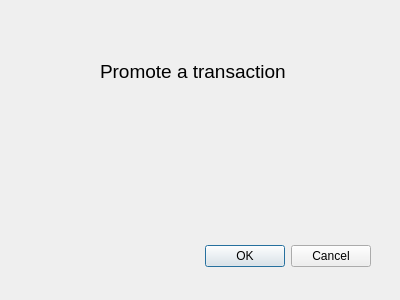
The window that widgets/promotereattachdialog.ui (joshirio/iota-cooler) describes before a commit, drawn with Qt 5.
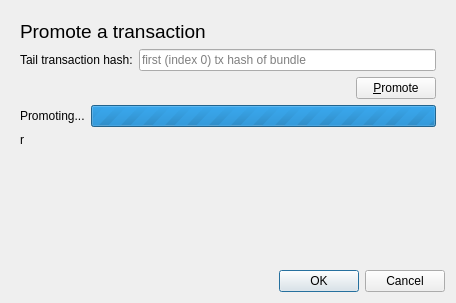
The same window after the commit.

What changed in the file:
```diff
--- a/widgets/promotereattachdialog.ui
+++ b/widgets/promotereattachdialog.ui
@@ -6,75 +6,153 @@
    <rect>
     <x>0</x>
     <y>0</y>
-    <width>400</width>
-    <height>300</height>
+    <width>456</width>
+    <height>303</height>
    </rect>
   </property>
   <property name="windowTitle">
    <string>Promote &amp; Reattach</string>
   </property>
-  <widget class="QDialogButtonBox" name="buttonBox">
-   <property name="geometry">
-    <rect>
-     <x>30</x>
-     <y>240</y>
-     <width>341</width>
-     <height>32</height>
-    </rect>
-   </property>
-   <property name="orientation">
-    <enum>Qt::Horizontal</enum>
-   </property>
-   <property name="standardButtons">
-    <set>QDialogButtonBox::Cancel|QDialogButtonBox::Ok</set>
-   </property>
-   <property name="centerButtons">
-    <bool>false</bool>
-   </property>
-  </widget>
-  <widget class="QStackedWidget" name="stackedWidget">
-   <property name="geometry">
-    <rect>
-     <x>60</x>
-     <y>20</y>
-     <width>281</width>
-     <height>161</height>
-    </rect>
-   </property>
-   <property name="currentIndex">
-    <number>0</number>
-   </property>
-   <widget class="QWidget" name="page">
-    <widget class="QLabel" name="label">
-     <property name="geometry">
-      <rect>
-       <x>40</x>
-       <y>40</y>
-       <width>201</width>
-       <height>19</height>
-      </rect>
+  <layout class="QVBoxLayout" name="verticalLayout_2">
+   <item>
+    <widget class="QStackedWidget" name="stackedWidget">
+     <property name="currentIndex">
+      <number>0</number>
      </property>
-     <property name="text">
-      <string>&lt;html&gt;&lt;head/&gt;&lt;body&gt;&lt;p&gt;&lt;span style=&quot; font-size:14pt;&quot;&gt;Promote a transaction&lt;/span&gt;&lt;/p&gt;&lt;/body&gt;&lt;/html&gt;</string>
-     </property>
+     <widget class="QWidget" name="page">
+      <layout class="QVBoxLayout" name="verticalLayout">
+       <item>
+        <widget class="QLabel" name="label">
+         <property name="text">
+          <string>&lt;html&gt;&lt;head/&gt;&lt;body&gt;&lt;p&gt;&lt;span style=&quot; font-size:14pt;&quot;&gt;Promote a transaction&lt;/span&gt;&lt;/p&gt;&lt;/body&gt;&lt;/html&gt;</string>
+         </property>
+        </widget>
+       </item>
+       <item>
+        <layout class="QHBoxLayout" name="horizontalLayout">
+         <item>
+          <widget class="QLabel" name="tailTxHashLabel">
+           <property name="toolTip">
+            <string>The &lt;b&gt;tail transaction&lt;/b&gt; is the first transaction (at index 0) of a bundle.&lt;br /&gt;
+Please enter the hash of the first transaction in order to promote the bundle with all its transactions.&lt;br /&gt;
+To find the tail transaction use a tangle explorer like thetangle.org &lt;br /&gt;
+or visit the IOTAcooler wiki on GitHub for examples.</string>
+           </property>
+           <property name="text">
+            <string>Tail transaction hash:</string>
+           </property>
+          </widget>
+         </item>
+         <item>
+          <widget class="QLineEdit" name="promoteLineEdit">
+           <property name="toolTip">
+            <string>The &lt;b&gt;tail transaction&lt;/b&gt; is the first transaction (at index 0) of a bundle.&lt;br /&gt;
+Please enter the hash of the first transaction in order to promote the bundle with all its transactions.&lt;br /&gt;
+To find the tail transaction use a tangle explorer like thetangle.org &lt;br /&gt;
+or visit the IOTAcooler wiki on GitHub for examples.</string>
+           </property>
+           <property name="placeholderText">
+            <string>first (index 0) tx hash of bundle</string>
+           </property>
+           <property name="clearButtonEnabled">
+            <bool>true</bool>
+           </property>
+          </widget>
+         </item>
+        </layout>
+       </item>
+       <item>
+        <layout class="QHBoxLayout" name="promoteButtonLayout">
+         <item>
+          <spacer name="horizontalSpacer">
+           <property name="orientation">
+            <enum>Qt::Horizontal</enum>
+           </property>
+           <property name="sizeHint" stdset="0">
+            <size>
+             <width>40</width>
+             <height>20</height>
+            </size>
+           </property>
+          </spacer>
+         </item>
+         <item>
+          <widget class="QPushButton" name="promoteButton">
+           <property name="text">
+            <string>&amp;Promote</string>
+           </property>
+          </widget>
+         </item>
+        </layout>
+       </item>
+       <item>
+        <layout class="QHBoxLayout" name="horizontalLayout_3">
+         <item>
+          <widget class="QLabel" name="promoteStatusLabel">
+           <property name="text">
+            <string>Promoting...</string>
+           </property>
+          </widget>
+         </item>
+         <item>
+          <widget class="QProgressBar" name="promoteProgressBar">
+           <property name="maximum">
+            <number>0</number>
+           </property>
+           <property name="value">
+            <number>-1</number>
+           </property>
+          </widget>
+         </item>
+        </layout>
+       </item>
+       <item>
+        <widget class="QLabel" name="promoteResultLabel">
+         <property name="text">
+          <string>r</string>
+         </property>
+        </widget>
+       </item>
+       <item>
+        <spacer name="verticalSpacer">
+         <property name="orientation">
+          <enum>Qt::Vertical</enum>
+         </property>
+         <property name="sizeHint" stdset="0">
+          <size>
+           <width>20</width>
+           <height>40</height>
+          </size>
+         </property>
+        </spacer>
+       </item>
+      </layout>
+     </widget>
+     <widget class="QWidget" name="page_2">
+      <widget class="QLabel" name="label_2">
+       <property name="geometry">
+        <rect>
+         <x>40</x>
+         <y>30</y>
+         <width>201</width>
+         <height>19</height>
+        </rect>
+       </property>
+       <property name="text">
+        <string>&lt;html&gt;&lt;head/&gt;&lt;body&gt;&lt;p&gt;&lt;span style=&quot; font-size:14pt;&quot;&gt;Reattach a transaction&lt;/span&gt;&lt;/p&gt;&lt;/body&gt;&lt;/html&gt;</string>
+       </property>
+      </widget>
+     </widget>
     </widget>
-   </widget>
-   <widget class="QWidget" name="page_2">
-    <widget class="QLabel" name="label_2">
-     <property name="geometry">
-      <rect>
-       <x>40</x>
-       <y>30</y>
-       <width>201</width>
-       <height>19</height>
-      </rect>
+   </item>
+   <item>
+    <widget class="QDialogButtonBox" name="buttonBox">
+     <property name="standardButtons">
+      <set>QDialogButtonBox::Cancel|QDialogButtonBox::Ok</set>
      </property>
-     <property name="text">
-      <string>&lt;html&gt;&lt;head/&gt;&lt;body&gt;&lt;p&gt;&lt;span style=&quot; font-size:14pt;&quot;&gt;Reattach a transaction&lt;/span&gt;&lt;/p&gt;&lt;/body&gt;&lt;/html&gt;</string>
-     </property>
     </widget>
-   </widget>
-  </widget>
+   </item>
+  </layout>
  </widget>
  <resources/>
  <connections>
```
Left out of the diff: 32 changed lines with no effect on the pictures.
